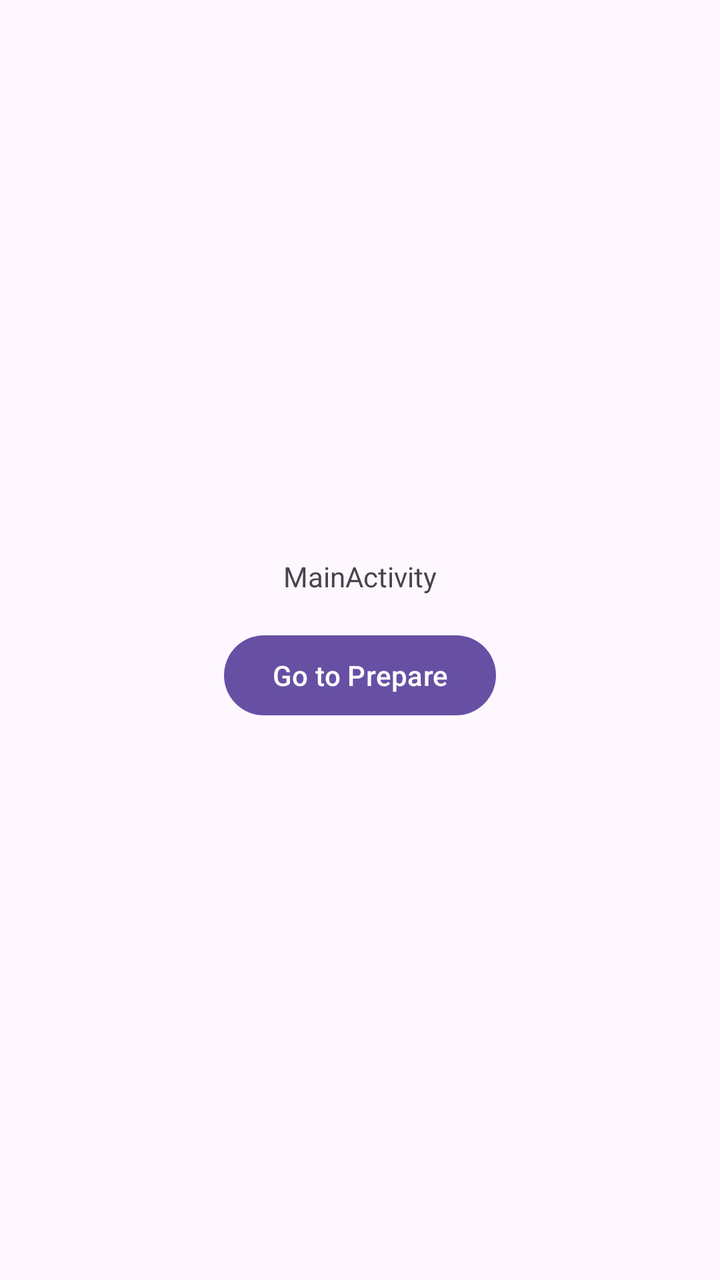
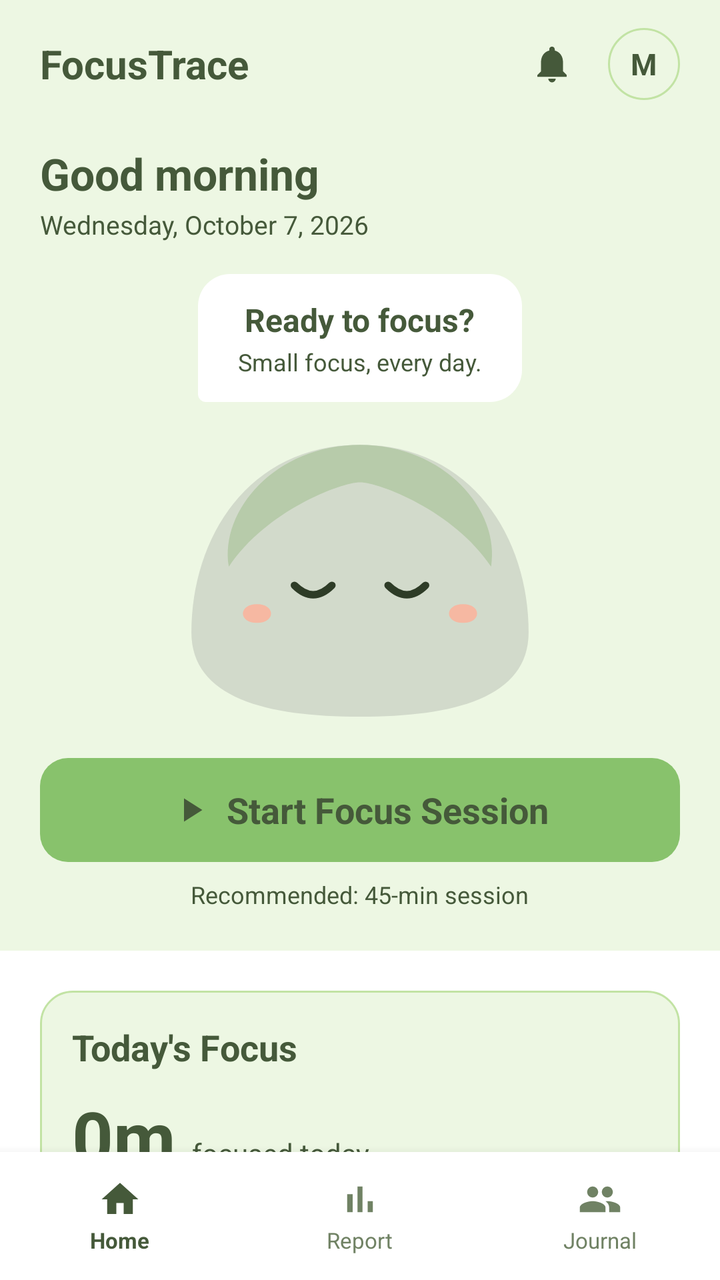

Screens rendered from an Android XML layout before and after an edit, with the pre-edit source and the edit as a unified diff.
<!-- AndroidManifest.xml: application theme Theme.FocusTrace -->
<!-- res/layout/activity_main.xml -->
<?xml version="1.0" encoding="utf-8"?>
<androidx.constraintlayout.widget.ConstraintLayout xmlns:android="http://schemas.android.com/apk/res/android"
    xmlns:app="http://schemas.android.com/apk/res-auto"
    xmlns:tools="http://schemas.android.com/tools"
    android:id="@+id/main"
    android:layout_width="match_parent"
    android:layout_height="match_parent"
    tools:context=".MainActivity">

    <TextView
        android:id="@+id/tv_title"
        android:layout_width="wrap_content"
        android:layout_height="wrap_content"
        android:text="MainActivity"
        app:layout_constraintBottom_toTopOf="@id/btn_prepare"
        app:layout_constraintEnd_toEndOf="parent"
        app:layout_constraintStart_toStartOf="parent"
        app:layout_constraintTop_toTopOf="parent"
        app:layout_constraintVertical_chainStyle="packed" />

    <com.google.android.material.button.MaterialButton
        android:id="@+id/btn_prepare"
        android:layout_width="wrap_content"
        android:layout_height="wrap_content"
        android:layout_marginTop="16dp"
        android:text="Go to Prepare"
        app:layout_constraintBottom_toBottomOf="parent"
        app:layout_constraintEnd_toEndOf="parent"
        app:layout_constraintStart_toStartOf="parent"
        app:layout_constraintTop_toBottomOf="@id/tv_title" />

</androidx.constraintlayout.widget.ConstraintLayout>
<!-- resources referenced by this layout -->
<resources>
  <!-- unchanged entries left out for length: 2 -->
</resources>

<!-- the commit's change to res/layout/activity_main.xml (unified diff, before → after) -->
@@ -1,32 +1,540 @@
 <?xml version="1.0" encoding="utf-8"?>
-<androidx.constraintlayout.widget.ConstraintLayout xmlns:android="http://schemas.android.com/apk/res/android"
+<LinearLayout xmlns:android="http://schemas.android.com/apk/res/android"
     xmlns:app="http://schemas.android.com/apk/res-auto"
     xmlns:tools="http://schemas.android.com/tools"
-    android:id="@+id/main"
+    android:id="@+id/main_root"
     android:layout_width="match_parent"
     android:layout_height="match_parent"
+    android:background="@color/focus_bg_light"
+    android:orientation="vertical"
     tools:context=".MainActivity">
 
-    <TextView
-        android:id="@+id/tv_title"
-        android:layout_width="wrap_content"
-        android:layout_height="wrap_content"
-        android:text="MainActivity"
-        app:layout_constraintBottom_toTopOf="@id/btn_prepare"
-        app:layout_constraintEnd_toEndOf="parent"
-        app:layout_constraintStart_toStartOf="parent"
-        app:layout_constraintTop_toTopOf="parent"
-        app:layout_constraintVertical_chainStyle="packed" />
-
-    <com.google.android.material.button.MaterialButton
-        android:id="@+id/btn_prepare"
-        android:layout_width="wrap_content"
-        android:layout_height="wrap_content"
-        android:layout_marginTop="16dp"
-        android:text="Go to Prepare"
-        app:layout_constraintBottom_toBottomOf="parent"
-        app:layout_constraintEnd_toEndOf="parent"
-        app:layout_constraintStart_toStartOf="parent"
-        app:layout_constraintTop_toBottomOf="@id/tv_title" />
-
-</androidx.constraintlayout.widget.ConstraintLayout>
+    
+    <LinearLayout
+        android:layout_width="match_parent"
+        android:layout_height="64dp"
+        android:gravity="center_vertical"
+        android:orientation="horizontal"
+        android:paddingHorizontal="20dp">
+
+        <TextView
+            android:id="@+id/tv_app_title"
+            android:layout_width="0dp"
+            android:layout_height="wrap_content"
+            android:layout_weight="1"
+            android:text="FocusTrace"
+            android:textColor="@color/focus_text_dark"
+            android:textSize="20sp"
+            android:textStyle="bold" />
+
+        <ImageView
+            android:id="@+id/btn_notifications"
+            android:layout_width="32dp"
+            android:layout_height="32dp"
+            android:background="?attr/selectableItemBackgroundBorderless"
+            android:contentDescription="Notifications"
+            android:padding="5dp"
+            android:src="@drawable/ic_bell"
+            app:tint="@color/focus_text_dark" />
+
+        <FrameLayout
+            android:id="@+id/btn_profile"
+            android:layout_width="36dp"
+            android:layout_height="36dp"
+            android:layout_marginStart="12dp"
+            android:background="@drawable/bg_profile_avatar"
+            android:clickable="true"
+            android:focusable="true">
+
+            <TextView
+                android:id="@+id/tv_header_avatar_initial"
+                android:layout_width="wrap_content"
+                android:layout_height="wrap_content"
+                android:layout_gravity="center"
+                android:text="M"
+                android:textColor="@color/focus_text_dark"
+                android:textSize="15sp"
+                android:textStyle="bold" />
+        </FrameLayout>
+    </LinearLayout>
+
+    
+    <androidx.core.widget.NestedScrollView
+        android:layout_width="match_parent"
+        android:layout_height="0dp"
+        android:layout_weight="1"
+        android:fillViewport="true">
+
+        <LinearLayout
+            android:layout_width="match_parent"
+            android:layout_height="wrap_content"
+            android:orientation="vertical">
+
+            
+            <LinearLayout
+                android:layout_width="match_parent"
+                android:layout_height="wrap_content"
+                android:background="@color/focus_bg_light"
+                android:gravity="center_horizontal"
+                android:orientation="vertical"
+                android:paddingHorizontal="20dp"
+                android:paddingTop="8dp"
+                android:paddingBottom="20dp">
+
+                <TextView
+                    android:id="@+id/tv_greeting"
+                    android:layout_width="match_parent"
+                    android:layout_height="wrap_content"
+                    android:text="Good morning"
+                    android:textColor="@color/focus_text_dark"
+                    android:textSize="22sp"
+                    android:textStyle="bold" />
+
+                <TextView
+                    android:id="@+id/tv_current_date"
+                    android:layout_width="match_parent"
+                    android:layout_height="wrap_content"
+                    android:layout_marginTop="2dp"
+                    android:text="Wednesday, October 7, 2026"
+                    android:textColor="@color/focus_text_dark"
+                    android:textSize="13sp" />
+
+                
+                <LinearLayout
+                    android:layout_width="wrap_content"
+                    android:layout_height="wrap_content"
+                    android:layout_marginTop="16dp"
+                    android:background="@drawable/bg_speech_bubble"
+                    android:gravity="center"
+                    android:orientation="vertical"
+                    android:paddingHorizontal="20dp"
+                    android:paddingVertical="12dp">
+
+                    <TextView
+                        android:id="@+id/tv_bubble_headline"
+                        android:layout_width="wrap_content"
+                        android:layout_height="wrap_content"
+                        android:text="Ready to focus?"
+                        android:textColor="@color/focus_text_dark"
+                        android:textSize="16sp"
+                        android:textStyle="bold" />
+
+                    <TextView
+                        android:id="@+id/tv_bubble_subtext"
+                        android:layout_width="wrap_content"
+                        android:layout_height="wrap_content"
+                        android:layout_marginTop="2dp"
+                        android:text="Small focus, every day."
+                        android:textColor="@color/focus_text_dark"
+                        android:textSize="12sp" />
+                </LinearLayout>
+
+                <ImageView
+                    android:id="@+id/iv_mascot"
+                    android:layout_width="200dp"
+                    android:layout_height="150dp"
+                    android:layout_marginTop="12dp"
+                    android:contentDescription="Focus Mascot"
+                    android:src="@drawable/ic_trace_calm_stone" />
+
+                
+                <LinearLayout
+                    android:id="@+id/btn_start_focus"
+                    android:layout_width="match_parent"
+                    android:layout_height="52dp"
+                    android:layout_marginTop="16dp"
+                    android:background="@drawable/bg_button_primary"
+                    android:clickable="true"
+                    android:focusable="true"
+                    android:gravity="center"
+                    android:orientation="horizontal">
+
+                    <ImageView
+                        android:layout_width="20dp"
+                        android:layout_height="20dp"
+                        android:contentDescription="Start"
+                        android:src="@drawable/ic_play"
+                        app:tint="@color/focus_text_dark" />
+
+                    <TextView
+                        android:layout_width="wrap_content"
+                        android:layout_height="wrap_content"
+                        android:layout_marginStart="8dp"
+                        android:text="Start Focus Session"
+                        android:textColor="@color/focus_text_dark"
+                        android:textSize="18sp"
+                        android:textStyle="bold" />
+                </LinearLayout>
+
+                <TextView
+                    android:id="@+id/tv_recommended_duration"
+                    android:layout_width="wrap_content"
+                    android:layout_height="wrap_content"
+                    android:layout_marginTop="8dp"
+                    android:text="Recommended: 45-min session"
+                    android:textColor="@color/focus_text_dark"
+                    android:textSize="12sp" />
+
+            </LinearLayout>
+
+            
+            <LinearLayout
+                android:layout_width="match_parent"
+                android:layout_height="wrap_content"
+                android:background="@color/focus_surface_white"
+                android:orientation="vertical"
+                android:paddingHorizontal="20dp"
+                android:paddingTop="20dp"
+                android:paddingBottom="24dp">
+
+                
+                <LinearLayout
+                    android:layout_width="match_parent"
+                    android:layout_height="wrap_content"
+                    android:background="@drawable/bg_rounded_card"
+                    android:orientation="vertical"
+                    android:padding="16dp">
+
+                    <TextView
+                        android:layout_width="wrap_content"
+                        android:layout_height="wrap_content"
+                        android:text="Today's Focus"
+                        android:textColor="@color/focus_text_dark"
+                        android:textSize="18sp"
+                        android:textStyle="bold" />
+
+                    <LinearLayout
+                        android:layout_width="wrap_content"
+                        android:layout_height="wrap_content"
+                        android:layout_marginTop="8dp"
+                        android:gravity="bottom"
+                        android:orientation="horizontal">
+
+                        <TextView
+                            android:id="@+id/tv_today_focus_total"
+                            android:layout_width="wrap_content"
+                            android:layout_height="wrap_content"
+                            android:text="0m"
+                            android:textColor="@color/focus_text_dark"
+                            android:textSize="36sp"
+                            android:textStyle="bold" />
+
+                        <TextView
+                            android:layout_width="wrap_content"
+                            android:layout_height="wrap_content"
+                            android:layout_marginStart="8dp"
+                            android:text="focused today"
+                            android:textColor="@color/focus_text_dark"
+                            android:textSize="14sp" />
+                    </LinearLayout>
+
+                    <View
+                        android:layout_width="match_parent"
+                        android:layout_height="1dp"
+                        android:layout_marginVertical="12dp"
+                        android:background="@color/focus_divider" />
+
+                    <LinearLayout
+                        android:layout_width="match_parent"
+                        android:layout_height="wrap_content"
+                        android:orientation="horizontal">
+
+                        <LinearLayout
+                            android:layout_width="0dp"
+                            android:layout_height="wrap_content"
+                            android:layout_weight="1"
+                            android:orientation="vertical">
+
+                            <TextView
+                                android:id="@+id/tv_today_check_count"
+                                android:layout_width="wrap_content"
+                                android:layout_height="wrap_content"
+                                android:text="0"
+                                android:textColor="@color/focus_text_dark"
+                                android:textSize="24sp"
+                                android:textStyle="bold" />
+
+                            <TextView
+                                android:layout_width="wrap_content"
+                                android:layout_height="wrap_content"
+                                android:layout_marginTop="2dp"
+                                android:text="Phone checks"
+                                android:textColor="@color/focus_text_dark"
+                                android:textSize="12sp" />
+                        </LinearLayout>
+
+                        <View
+                            android:layout_width="1dp"
+                            android:layout_height="match_parent"
+                            android:layout_marginHorizontal="12dp"
+                            android:background="@color/focus_divider" />
+
+                        <LinearLayout
+                            android:layout_width="0dp"
+                            android:layout_height="wrap_content"
+                            android:layout_weight="1"
+                            android:orientation="vertical">
+
+                            <TextView
+                                android:id="@+id/tv_today_longest_focus"
+                                android:layout_width="wrap_content"
+                                android:layout_height="wrap_content"
+                                android:text="0 min"
+                                android:textColor="@color/focus_text_dark"
+                                android:textSize="24sp"
+                                android:textStyle="bold" />
+
+                            <TextView
+                                android:layout_width="wrap_content"
+                                android:layout_height="wrap_content"
+                                android:layout_marginTop="2dp"
+                                android:text="Longest uninterrupted"
+                                android:textColor="@color/focus_text_dark"
+                                android:textSize="12sp" />
+                        </LinearLayout>
+                    </LinearLayout>
+                </LinearLayout>
+
+                
+                <LinearLayout
+                    android:id="@+id/btn_ai_insight_card"
+                    android:layout_width="match_parent"
+                    android:layout_height="wrap_content"
+                    android:layout_marginTop="16dp"
+                    android:background="@drawable/bg_rounded_card"
+                    android:backgroundTint="@color/focus_bg_light"
+                    android:clickable="true"
+                    android:focusable="true"
+                    android:orientation="vertical"
+                    android:padding="16dp">
+
+                    <LinearLayout
+                        android:layout_width="match_parent"
+                        android:layout_height="wrap_content"
+                        android:gravity="center_vertical"
+                        android:orientation="horizontal">
+
+                        <ImageView
+                            android:layout_width="20dp"
+                            android:layout_height="20dp"
+                            android:contentDescription="AI Sparkles"
+                            android:src="@drawable/ic_sparkles"
+                            app:tint="@color/focus_text_dark" />
+
+                        <TextView
+                            android:layout_width="0dp"
+                            android:layout_height="wrap_content"
+                            android:layout_marginStart="8dp"
+                            android:layout_weight="1"
+                            android:text="AI Focus Insight"
+                            android:textColor="@color/focus_text_dark"
+                            android:textSize="14sp"
+                            android:textStyle="bold" />
+
+                        <ImageView
+                            android:layout_width="18dp"
+                            android:layout_height="18dp"
+                            android:contentDescription="Chevron"
+                            android:src="@drawable/ic_chevron_right"
+                            app:tint="@color/focus_text_dark" />
+                    </LinearLayout>
+
+                    <TextView
+                        android:id="@+id/tv_ai_insight_recommendation"
+                        android:layout_width="match_parent"
+                        android:layout_height="wrap_content"
+                        android:layout_marginTop="12dp"
+                        android:text="Set a single clear goal before launching each session."
+                        android:textColor="@color/focus_text_dark"
+                        android:textSize="18sp"
+                        android:textStyle="bold" />
+
+                    <TextView
+                        android:id="@+id/tv_ai_insight_supporting"
+                        android:layout_width="match_parent"
+                        android:layout_height="wrap_content"
+                        android:layout_marginTop="6dp"
+                        android:text="Based on your recent study patterns."
+                        android:textColor="@color/focus_text_dark"
+                        android:textSize="13sp" />
+
+                    <LinearLayout
+                        android:layout_width="wrap_content"
+                        android:layout_height="wrap_content"
+                        android:layout_marginTop="12dp"
+                        android:gravity="center_vertical"
+                        android:orientation="horizontal">
+
+                        <TextView
+                            android:layout_width="wrap_content"
+                            android:layout_height="wrap_content"
+                            android:text="View Focus Insight"
+                            android:textColor="@color/focus_text_dark"
+                            android:textSize="13sp"
+                            android:textStyle="bold" />
+
+                        <ImageView
+                            android:layout_width="16dp"
+                            android:layout_height="16dp"
+                            android:layout_marginStart="4dp"
+                            android:contentDescription="Chevron"
+                            android:src="@drawable/ic_chevron_right"
+                            app:tint="@color/focus_text_dark" />
+                    </LinearLayout>
+                </LinearLayout>
+
+                
+                <LinearLayout
+                    android:layout_width="match_parent"
+                    android:layout_height="wrap_content"
+                    android:layout_marginTop="16dp"
+                    android:background="@drawable/bg_rounded_card"
+                    android:orientation="vertical"
+                    android:padding="16dp">
+
+                    <LinearLayout
+                        android:layout_width="match_parent"
+                        android:layout_height="wrap_content"
+                        android:gravity="center_vertical"
+                        android:orientation="horizontal">
+
+                        <TextView
+                            android:layout_width="0dp"
+                            android:layout_height="wrap_content"
+                            android:layout_weight="1"
+                            android:text="Weekly progress"
+                            android:textColor="@color/focus_text_dark"
+                            android:textSize="18sp"
+                            android:textStyle="bold" />
+
+                        <TextView
+                            android:id="@+id/tv_weekly_total"
+                            android:layout_width="wrap_content"
+                            android:layout_height="wrap_content"
+                            android:background="@drawable/bg_status_badge"
+                            android:paddingHorizontal="10dp"
+                            android:paddingVertical="4dp"
+                            android:text="0h 0m"
+                            android:textColor="@color/focus_text_dark"
+                            android:textSize="12sp"
+                            android:textStyle="bold" />
+                    </LinearLayout>
+
+                    
+                    <com.github.mikephil.charting.charts.BarChart
+                        android:id="@+id/chart_weekly_focus"
+                        android:layout_width="match_parent"
+                        android:layout_height="100dp"
+                        android:layout_marginTop="16dp" />
+
+                    <TextView
+                        android:id="@+id/tv_weekly_chart_subtext"
+                        android:layout_width="match_parent"
+                        android:layout_height="wrap_content"
+                        android:layout_marginTop="8dp"
+                        android:text="Recent 7 days · focus minutes per day"
+                        android:textColor="@color/focus_text_dark"
+                        android:textSize="12sp" />
+                </LinearLayout>
+
+            </LinearLayout>
+
+        </LinearLayout>
+    </androidx.core.widget.NestedScrollView>
+
+    
+    <LinearLayout
+        android:layout_width="match_parent"
+        android:layout_height="64dp"
+        android:background="@color/focus_surface_white"
+        android:elevation="8dp"
+        android:gravity="center_vertical"
+        android:orientation="horizontal">
+
+        
+        <LinearLayout
+            android:id="@+id/btn_nav_home"
+            android:layout_width="0dp"
+            android:layout_height="match_parent"
+            android:layout_weight="1"
+            android:clickable="true"
+            android:focusable="true"
+            android:gravity="center"
+            android:orientation="vertical">
+
+            <ImageView
+                android:layout_width="22dp"
+                android:layout_height="22dp"
+                android:contentDescription="Home"
+                android:src="@drawable/ic_home"
+                app:tint="@color/focus_text_dark" />
+
+            <TextView
+                android:layout_width="wrap_content"
+                android:layout_height="wrap_content"
+                android:layout_marginTop="2dp"
+                android:text="Home"
+                android:textColor="@color/focus_text_dark"
+                android:textSize="11sp"
+                android:textStyle="bold" />
+        </LinearLayout>
+
+        
+        <LinearLayout
+            android:id="@+id/btn_nav_report"
+            android:layout_width="0dp"
+            android:layout_height="match_parent"
+            android:layout_weight="1"
+            android:background="?attr/selectableItemBackground"
+            android:clickable="true"
+            android:focusable="true"
+            android:gravity="center"
+            android:orientation="vertical">
+
+            <ImageView
+                android:layout_width="22dp"
+                android:layout_height="22dp"
+                android:contentDescription="Report"
+                android:src="@drawable/ic_chart"
+                app:tint="@color/focus_text_secondary" />
+
+            <TextView
+                android:layout_width="wrap_content"
+                android:layout_height="wrap_content"
+                android:layout_marginTop="2dp"
+                android:text="Report"
+                android:textColor="@color/focus_text_secondary"
+                android:textSize="11sp" />
+        </LinearLayout>
+
+        
+        <LinearLayout
+            android:id="@+id/btn_nav_journal"
+            android:layout_width="0dp"
+            android:layout_height="match_parent"
+            android:layout_weight="1"
+            android:background="?attr/selectableItemBackground"
+            android:clickable="true"
+            android:focusable="true"
+            android:gravity="center"
+            android:orientation="vertical">
+
+            <ImageView
+                android:layout_width="22dp"
+                android:layout_height="22dp"
+                android:contentDescription="Journal"
+                android:src="@drawable/ic_journal"
+                app:tint="@color/focus_text_secondary" />
+
+            <TextView
+                android:layout_width="wrap_content"
+                android:layout_height="wrap_content"
+                android:layout_marginTop="2dp"
+                android:text="Journal"
+                android:textColor="@color/focus_text_secondary"
+                android:textSize="11sp" />
+        </LinearLayout>
+
+    </LinearLayout>
+
+</LinearLayout>
<!-- resource entries referenced after the edit -->
@@ -1,5 +1,173 @@
 <!-- resources referenced by this layout -->
 <resources>
+  <color name="focus_bg_light">#EDF7E3</color>
+  <color name="focus_divider">#C2E3A4</color>
+  <color name="focus_surface_white">#FFFFFF</color>
+  <color name="focus_text_dark">#45593A</color>
+  <color name="focus_text_secondary">#708264</color>
+  <!-- drawable bg_button_primary (drawable) -->
+  <?xml version="1.0" encoding="utf-8"?>
+  <ripple xmlns:android="http://schemas.android.com/apk/res/android"
+      android:color="#20000000">
+      <item>
+          <shape android:shape="rectangle">
+              <solid android:color="@color/focus_brand_green" />
+              <corners android:radius="14dp" />
+          </shape>
+      </item>
+  </ripple>
+  <!-- drawable bg_profile_avatar (drawable) -->
+  <?xml version="1.0" encoding="utf-8"?>
+  <shape xmlns:android="http://schemas.android.com/apk/res/android"
+      android:shape="oval">
+      <solid android:color="@color/focus_bg_light" />
+      <stroke
+          android:width="1dp"
+          android:color="@color/focus_border_green" />
+  </shape>
+  <!-- drawable bg_rounded_card (drawable) -->
+  <?xml version="1.0" encoding="utf-8"?>
+  <shape xmlns:android="http://schemas.android.com/apk/res/android"
+      android:shape="rectangle">
+      <solid android:color="@color/focus_bg_light" />
+      <stroke
+          android:width="1dp"
+          android:color="@color/focus_border_green" />
+      <corners android:radius="16dp" />
+  </shape>
+  <!-- drawable bg_speech_bubble (drawable) -->
+  <?xml version="1.0" encoding="utf-8"?>
+  <shape xmlns:android="http://schemas.android.com/apk/res/android"
+      android:shape="rectangle">
+      <solid android:color="@color/focus_surface_white" />
+      <corners
+          android:bottomLeftRadius="4dp"
+          android:bottomRightRadius="16dp"
+          android:topLeftRadius="16dp"
+          android:topRightRadius="16dp" />
+  </shape>
+  <!-- drawable bg_status_badge (drawable) -->
+  <?xml version="1.0" encoding="utf-8"?>
+  <shape xmlns:android="http://schemas.android.com/apk/res/android"
+      android:shape="rectangle">
+      <solid android:color="@color/focus_surface_white" />
+      <stroke
+          android:width="1dp"
+          android:color="@color/focus_border_green" />
+      <corners android:radius="100dp" />
+  </shape>
+  <!-- drawable ic_bell (drawable) -->
+  <vector xmlns:android="http://schemas.android.com/apk/res/android"
+      android:width="24dp"
+      android:height="24dp"
+      android:viewportWidth="24"
+      android:viewportHeight="24">
+    <path
+        android:fillColor="#45593A"
+        android:pathData="M12,22c1.1,0 2,-0.9 2,-2h-4c0,1.1 0.9,2 2,2zM18,16v-5c0,-3.07 -1.63,-5.64 -4.5,-6.32V4c0,-0.83 -0.67,-1.5 -1.5,-1.5s-1.5,0.67 -1.5,1.5v0.68C7.64,5.36 6,7.92 6,11v5l-2,2v1h16v-1l-2,-2z"/>
+  </vector>
+  <!-- drawable ic_chart (drawable) -->
+  <vector xmlns:android="http://schemas.android.com/apk/res/android"
+      android:width="24dp"
+      android:height="24dp"
+      android:viewportWidth="24"
+      android:viewportHeight="24">
+    <path
+        android:fillColor="#45593A"
+        android:pathData="M5,9.2h3V19H5V9.2zM10.6,5h2.8v14h-2.8V5zM16.2,13H19v6h-2.8v-6z"/>
+  </vector>
+  <!-- drawable ic_chevron_right (drawable) -->
+  <vector xmlns:android="http://schemas.android.com/apk/res/android"
+      android:width="24dp"
+      android:height="24dp"
+      android:viewportWidth="24"
+      android:viewportHeight="24">
+    <path
+        android:fillColor="#45593A"
+        android:pathData="M10,6L8.59,7.41L13.17,12l-4.58,4.59L10,18l6,-6z"/>
+  </vector>
+  <!-- drawable ic_home (drawable) -->
+  <vector xmlns:android="http://schemas.android.com/apk/res/android"
+      android:width="24dp"
+      android:height="24dp"
+      android:viewportWidth="24"
+      android:viewportHeight="24">
+    <path
+        android:fillColor="#45593A"
+        android:pathData="M10,20v-6h4v6h5v-8h3L12,3 2,12h3v8z"/>
+  </vector>
+  <!-- drawable ic_journal (drawable) -->
+  <vector xmlns:android="http://schemas.android.com/apk/res/android"
+      android:width="24dp"
+      android:height="24dp"
+      android:viewportWidth="24"
+      android:viewportHeight="24">
+    <path
+        android:fillColor="#45593A"
+        android:pathData="M16,11c1.66,0 2.99,-1.34 2.99,-3S17.66,5 16,5s-3,1.34 -3,3 1.34,3 3,3zm-8,0c1.66,0 2.99,-1.34 2.99,-3S9.66,5 8,5 5,6.34 5,8s1.34,3 3,3zm0,2c-2.33,0 -7,1.17 -7,3.5V19h14v-2.5c0,-2.33 -4.67,-3.5 -7,-3.5zm8,0c-0.29,0 -0.62,0.02 -0.97,0.05 1.16,0.84 1.97,1.97 1.97,3.45V19h6v-2.5c0,-2.33 -4.67,-3.5 -7,-3.5z"/>
+  </vector>
+  <!-- drawable ic_play (drawable) -->
+  <vector xmlns:android="http://schemas.android.com/apk/res/android"
+      android:width="24dp"
+      android:height="24dp"
+      android:viewportWidth="24"
+      android:viewportHeight="24">
+    <path
+        android:fillColor="#45593A"
+        android:pathData="M8,5v14l11,-7z"/>
+  </vector>
+  <!-- drawable ic_sparkles (drawable) -->
+  <vector xmlns:android="http://schemas.android.com/apk/res/android"
+      android:width="24dp"
+      android:height="24dp"
+      android:viewportWidth="24"
+      android:viewportHeight="24">
+    <path
+        android:fillColor="#45593A"
+        android:pathData="M12,2L14.5,8.5L21,11L14.5,13.5L12,20L9.5,13.5L3,11L9.5,8.5L12,2Z"/>
+  </vector>
+  <!-- drawable ic_trace_calm_stone (drawable) -->
+  <vector xmlns:android="http://schemas.android.com/apk/res/android"
+      android:width="200dp"
+      android:height="160dp"
+      android:viewportWidth="200"
+      android:viewportHeight="160">
+  
+    
+    <path
+        android:fillColor="#D2DACB"
+        android:pathData="M100,10 C160,10 190,60 190,110 C190,145 150,155 100,155 C50,155 10,145 10,110 C10,60 40,10 100,10 Z" />
+  
+    
+    <path
+        android:fillColor="#B7CBAA"
+        android:pathData="M100,10 C145,10 175,45 170,75 C150,45 110,30 100,30 C90,30 50,45 30,75 C25,45 55,10 100,10 Z" />
+  
+    
+    <path
+        android:fillColor="#F6B8A2"
+        android:pathData="M45,95 C55,95 55,105 45,105 C35,105 35,95 45,95 Z" />
+  
+    
+    <path
+        android:fillColor="#F6B8A2"
+        android:pathData="M155,95 C165,95 165,105 155,105 C145,105 145,95 155,95 Z" />
+  
+    
+    <path
+        android:strokeColor="#2E3C27"
+        android:strokeWidth="4"
+        android:strokeLineCap="round"
+        android:pathData="M65,85 Q75,95 85,85" />
+  
+    <path
+        android:strokeColor="#2E3C27"
+        android:strokeWidth="4"
+        android:strokeLineCap="round"
+        android:pathData="M115,85 Q125,95 135,85" />
+  </vector>
+  <color name="focus_brand_green">#88C26C</color>
+  <color name="focus_border_green">#C2E3A4</color>
   <!-- unchanged entries left out for length: 2 -->
 </resources>
 
